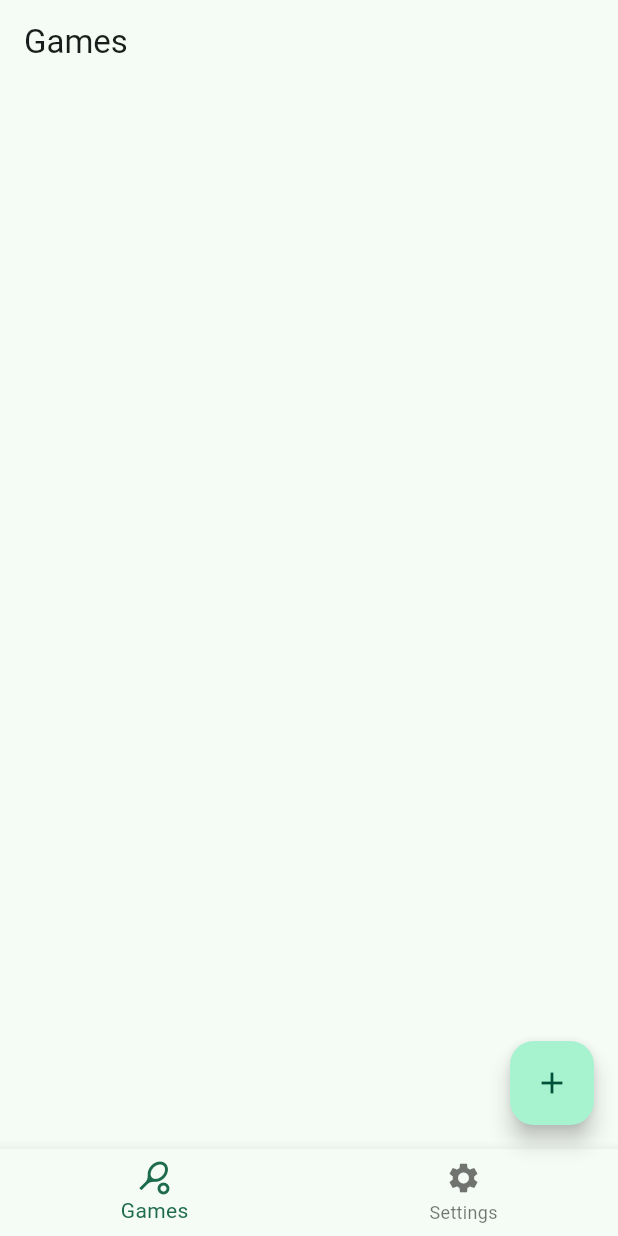
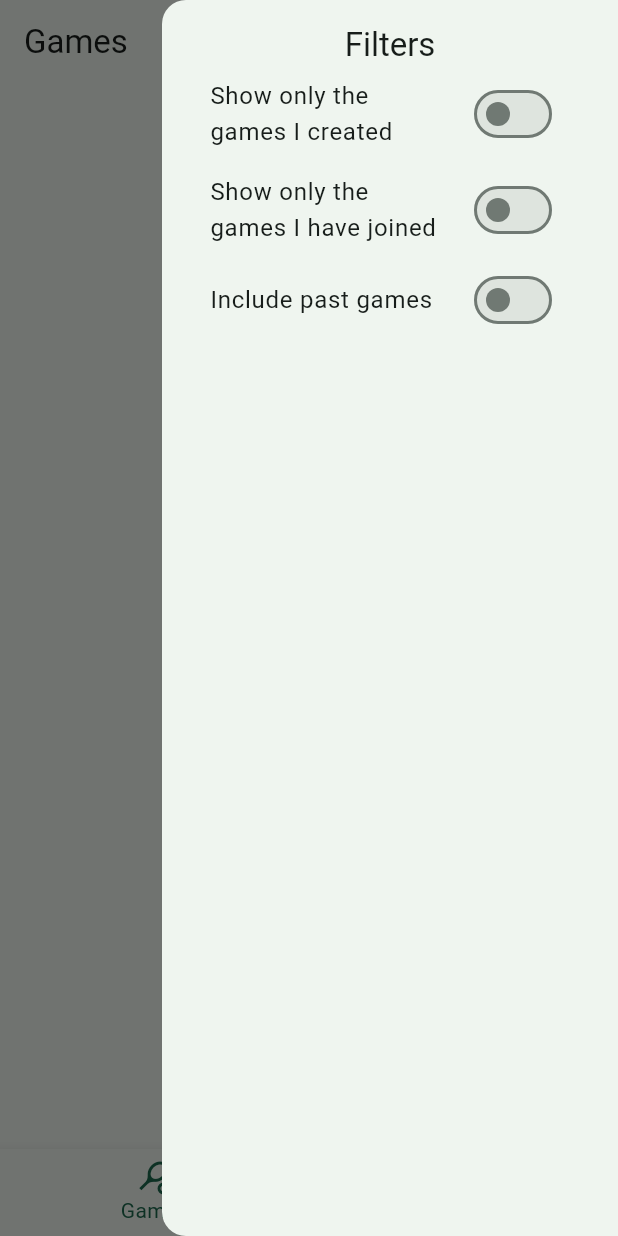
Before and after one commit to ValentinVignal/padelistas, a Flutter app: the GamesScreen screen opened by its route, with the side drawer open (before the commit the screen has no drawer), on a phone screen of 412 x 824 dp. Run offline on Flutter 3.47's test engine with Material 2 defaults, Android fonts, the phone set to English and light mode, and no system bars; our stand-ins replace cloud_firestore, equatable, firebase_analytics, firebase_auth, firebase_core, flutter_riverpod and 7 more; missing offline and left inert: animated_collection; accounts and stored records are empty; generated files the repository leaves out were written again; statements that could not run were skipped.

Commit message:
:sparkles: Game filters

```diff
--- a/lib/models/games_provider.dart
+++ b/lib/models/games_provider.dart
@@ -1,20 +1,32 @@
 import 'package:cloud_firestore/cloud_firestore.dart';
 import 'package:flutter_riverpod/flutter_riverpod.dart';
 
+import '../screens/games/filters/games_filter_provider.dart';
 import '../utils/date.dart';
 import 'game.dart';
 
-final gamesProvider = StreamProvider.autoDispose<List<Game>>((ref) {
-  return FirebaseFirestore.instance
-      .collection('games')
-      .orderBy('date')
-      .where('date', isGreaterThan: DateTime.now().rounded())
-      .snapshots()
-      .map(
+final gamesProvider = StreamProvider.autoDispose<List<Game>>(
+  (ref) async* {
+    final parameters = ref.watch(gamesRouteParametersProvider);
+    var query = FirebaseFirestore.instance.collection('games').orderBy('date');
+    if (!parameters.all) {
+      query = query.where('date', isGreaterThan: DateTime.now().rounded());
+    }
+    if (parameters.creator.isNotEmpty) {
+      query = query.where('createdBy', whereIn: parameters.creator);
+    }
+    if (parameters.player.isNotEmpty) {
+      query = query.where('players', arrayContainsAny: parameters.player);
+    }
+    yield* query.snapshots().map(
           (snapshot) => snapshot.docs.map(
             (doc) {
               return Game.fromJsonDocument(doc.id, doc.data());
             },
           ).toList(),
         );
-});
+  },
+  dependencies: [
+    gamesRouteParametersProvider,
+  ],
+);
--- /dev/null
+++ b/lib/screens/games/filters/all_games_filter_provider.dart
@@ -0,0 +1,6 @@
+import 'package:flutter_riverpod/flutter_riverpod.dart';
+
+/// Whether or not all the games should be shown.
+final allGamesFilterProvider = Provider.autoDispose<bool>((ref) {
+  return false;
+});
--- /dev/null
+++ b/lib/screens/games/filters/creator_filter_provider.dart
@@ -0,0 +1,5 @@
+import 'package:flutter_riverpod/flutter_riverpod.dart';
+
+final creatorFilterProvider = Provider.autoDispose<Set<String>>((ref) {
+  return const {};
+});
--- /dev/null
+++ b/lib/screens/games/filters/games_filter_provider.dart
@@ -0,0 +1,21 @@
+import 'package:flutter_riverpod/flutter_riverpod.dart';
+
+import '../../../router/route_parameters.dart';
+import 'all_games_filter_provider.dart';
+import 'creator_filter_provider.dart';
+import 'player_filter_provider.dart';
+
+final gamesRouteParametersProvider = Provider.autoDispose<GamesRouteParameters>(
+  (ref) {
+    return GamesRouteParameters(
+      creator: ref.watch(creatorFilterProvider),
+      player: ref.watch(playerFilterProvider),
+      all: ref.watch(allGamesFilterProvider),
+    );
+  },
+  dependencies: [
+    creatorFilterProvider,
+    playerFilterProvider,
+    allGamesFilterProvider
+  ],
+);
--- /dev/null
+++ b/lib/screens/games/filters/games_filters_drawer.dart
@@ -0,0 +1,63 @@
+import 'package:flutter/material.dart';
+import 'package:flutter_riverpod/flutter_riverpod.dart';
+import 'package:go_router/go_router.dart';
+
+import '../../../router/routes.dart';
+import '../../../services/user_notifier.dart';
+import 'games_filter_provider.dart';
+
+class GamesFiltersDrawer extends ConsumerWidget {
+  const GamesFiltersDrawer({super.key});
+
+  @override
+  Widget build(BuildContext context, WidgetRef ref) {
+    final parameters = ref.watch(gamesRouteParametersProvider);
+    final userId = ref.watch(loggedInUserProvider).user?.id;
+    return Drawer(
+      child: ListView(
+        padding: const EdgeInsets.all(16),
+        children: [
+          Center(
+            child: Text(
+              'Filters',
+              style: Theme.of(context).textTheme.titleLarge,
+            ),
+          ),
+          SwitchListTile.adaptive(
+            title: const Text('Show only the games I created'),
+            value: parameters.creator.contains(userId),
+            onChanged: (value) {
+              GoRouter.of(context).go(
+                GamesRoute.fromParameters(
+                  parameters.copyWith(creator: {if (value) userId!}),
+                ).location,
+              );
+            },
+          ),
+          SwitchListTile.adaptive(
+            title: const Text('Show only the games I have joined'),
+            value: parameters.player.contains(userId),
+            onChanged: (value) {
+              GoRouter.of(context).go(
+                GamesRoute.fromParameters(
+                  parameters.copyWith(player: {if (value) userId!}),
+                ).location,
+              );
+            },
+          ),
+          SwitchListTile.adaptive(
+            title: const Text('Include past games'),
+            value: parameters.all,
+            onChanged: (value) {
+              GoRouter.of(context).go(
+                GamesRoute.fromParameters(
+                  parameters.copyWith(all: value),
+                ).location,
+              );
+            },
+          ),
+        ],
+      ),
+    );
+  }
+}
--- /dev/null
+++ b/lib/screens/games/filters/player_filter_provider.dart
@@ -0,0 +1,5 @@
+import 'package:flutter_riverpod/flutter_riverpod.dart';
+
+final playerFilterProvider = Provider.autoDispose<Set<String>>((ref) {
+  return const {};
+});
--- a/lib/screens/games/games_screen.dart
+++ b/lib/screens/games/games_screen.dart
@@ -6,6 +6,7 @@ import '../../models/games_provider.dart';
 import '../../router/routes.dart';
 import '../../utils/date.dart';
 import '../../widgets/bottom_navigation.dart';
+import 'filters/games_filters_drawer.dart';
 import 'game/game_tile.dart';
 
 class GamesScreen extends ConsumerWidget {
@@ -18,6 +19,7 @@ class GamesScreen extends ConsumerWidget {
       appBar: AppBar(
         title: const Text('Games'),
       ),
+      endDrawer: const GamesFiltersDrawer(),
       body: ListView.builder(
         itemCount: games.length,
         itemBuilder: (context, index) {
```
Also changed, not shown: lib/router/route_parameters.dart (added, +12 -0 lines), lib/router/routes.dart (+30 -2 lines), lib/router/route_parameters.freezed.dart (added), lib/router/routes.g.dart, 1 other file. Lines whose indentation alone changed are shown as unchanged.
